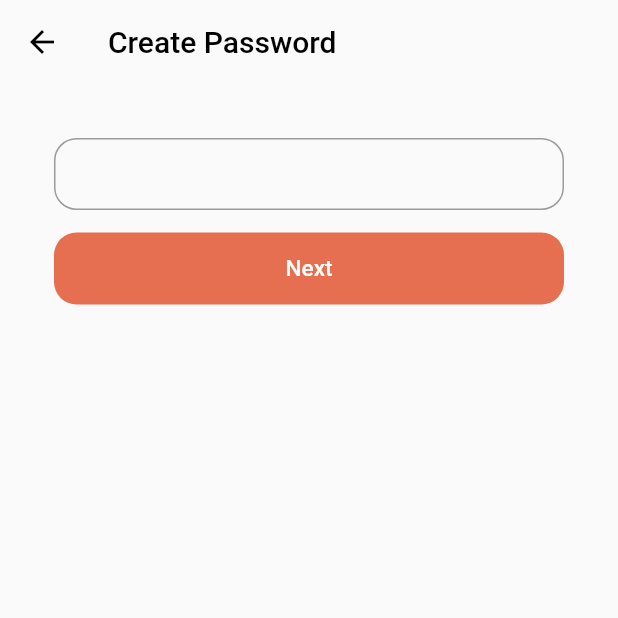
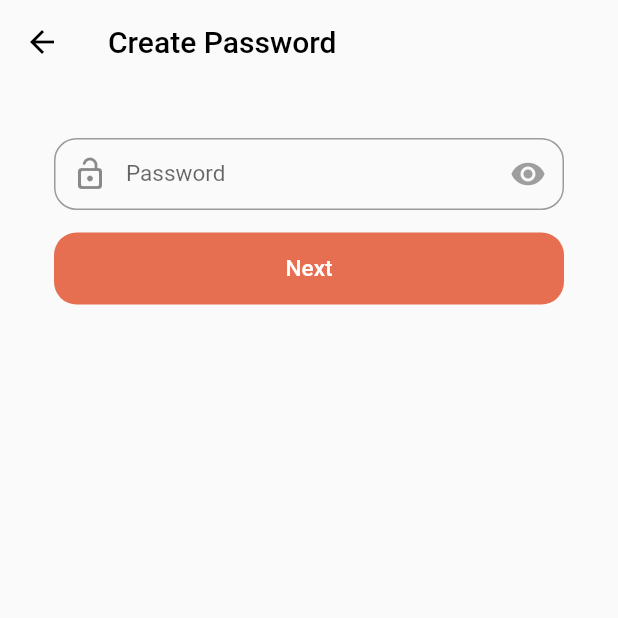
Before and after one commit to jacob-hanbeen-kim/pickome, a Flutter app: the CreateAccount screen opened directly, after a tap on "Next", on a phone screen of 412 x 824 dp, the top half of it. Run offline on Flutter 3.47's test engine with Material 2 defaults, Android fonts, the phone set to English and light mode, and no system bars.

Commit message:
create Password Field that has toggle show/off

```diff
--- a/lib/pages/LoginPage.dart
+++ b/lib/pages/LoginPage.dart
@@ -1,6 +1,6 @@
 import 'package:flutter/material.dart';
 import 'package:my_house/widgets/customWidgets/Login.dart';
-import 'package:my_house/widgets/basicWidgets/InputField.dart';
+import 'package:my_house/widgets/basicWidgets/TextField/InputField.dart';
 import 'package:my_house/widgets/basicWidgets/Button/Button.dart';
 
 class LoginPage extends StatelessWidget {
--- a/lib/pages/Register/CreatePasswordPage.dart
+++ b/lib/pages/Register/CreatePasswordPage.dart
@@ -12,7 +12,14 @@ class CreatePasswordPage extends StatelessWidget {
   Widget build(BuildContext context) {
 
     return CreateAccount(onPressed: (password) {
-      Navigator.push(context, MaterialPageRoute(builder: (context) => RegisterPage(email: email, password: password)));
-    }, title: 'Create Password');
+        Navigator.push(
+          context,
+          MaterialPageRoute(builder: (context) => RegisterPage(email: email, password: password))
+        );
+      },
+      title: 'Create Password',
+      hintText: 'Password',
+      isPassword: true,
+    );
   }
 }
--- a/lib/pages/Register/CreateUserPage.dart
+++ b/lib/pages/Register/CreateUserPage.dart
@@ -8,7 +8,15 @@ class CreateUserPage extends StatelessWidget {
   Widget build(BuildContext context) {
 
     return CreateAccount(onPressed: (email) {
-      Navigator.push(context, MaterialPageRoute(builder: (context) => CreatePasswordPage(email: email)));
-    }, title: 'Create Username');
+        Navigator.push(
+            context,
+            MaterialPageRoute(builder: (context) => CreatePasswordPage(email: email))
+        );
+      },
+      title: 'Create Username',
+      hintText: 'Email',
+      inputType: TextInputType.emailAddress,
+      prefixIcon: Icon(Icons.mail_outline_rounded)
+    );
   }
 }
--- a/lib/widgets/basicWidgets/InputField.dart
+++ b/lib/widgets/basicWidgets/TextField/InputField.dart
@@ -27,6 +27,7 @@ class InputField extends StatelessWidget {
 
     return TextField(
       controller: controller,
+      keyboardType: inputType,
       obscureText: isPassword,
       style: customTextStyle,
       decoration: InputDecoration(
--- /dev/null
+++ b/lib/widgets/basicWidgets/TextField/PasswordField.dart
@@ -0,0 +1,53 @@
+import 'package:flutter/material.dart';
+import 'package:my_house/widgets/constants/DefaultStyleValues.dart';
+
+class PasswordField extends StatefulWidget {
+
+  PasswordField({
+    @required this.controller,
+    this.hintText = 'Password',
+    this.fontSize = DefaultStyleValues.defaultFontSize
+  });
+
+  final TextEditingController controller;
+  final String hintText;
+  final double fontSize;
+
+  bool showPassword = false;
+
+  @override
+  _PasswordFieldState createState() => _PasswordFieldState();
+}
+
+class _PasswordFieldState extends State<PasswordField> {
+  @override
+  Widget build(BuildContext context) {
+    TextStyle customTextStyle = TextStyle(
+      fontSize: widget.fontSize,
+    );
+
+    return TextField(
+      controller: widget.controller,
+      keyboardType: TextInputType.visiblePassword,
+      obscureText: !widget.showPassword,
+      style: customTextStyle,
+      decoration: InputDecoration(
+          labelText: widget.hintText,
+          contentPadding: DefaultStyleValues.Padding,
+          border: OutlineInputBorder(
+              borderRadius: BorderRadius.circular(DefaultStyleValues.CircularBorderRadius)
+          ),
+          prefixIcon: Icon(Icons.lock_open_rounded),
+          suffixIcon: IconButton(
+            icon: Icon(
+              Icons.remove_red_eye,
+              color: widget.showPassword ? Colors.blue : Colors.grey,
+            ),
+            onPressed: () {
+              setState(() => widget.showPassword = !widget.showPassword);
+            },
+          ),
+      ),
+    );
+  }
+}
--- a/lib/widgets/customWidgets/ForgotPassword.dart
+++ b/lib/widgets/customWidgets/ForgotPassword.dart
@@ -1,6 +1,6 @@
 import 'package:flutter/material.dart';
 import 'package:my_house/widgets/basicWidgets/Button/Button.dart';
-import 'package:my_house/widgets/basicWidgets/InputField.dart';
+import 'package:my_house/widgets/basicWidgets/TextField/InputField.dart';
 import 'package:my_house/widgets/basicWidgets/PopUpAlert.dart';
 import 'package:my_house/widgets/constants/ThemeColor.dart';
 
--- a/lib/widgets/customWidgets/Login.dart
+++ b/lib/widgets/customWidgets/Login.dart
@@ -4,8 +4,9 @@ import 'package:my_house/connection/connection.dart';
 
 import 'package:my_house/widgets/basicWidgets/Button/Button.dart';
 import 'package:my_house/widgets/basicWidgets/Button/TextButton.dart';
-import 'package:my_house/widgets/basicWidgets/InputField.dart';
+import 'package:my_house/widgets/basicWidgets/TextField/InputField.dart';
 import 'package:my_house/widgets/basicWidgets/DividerWithText.dart';
+import 'package:my_house/widgets/basicWidgets/TextField/PasswordField.dart';
 
 import 'package:my_house/widgets/constants/ThemeColor.dart';
 
@@ -56,11 +57,8 @@ class _CustomLoginState extends State<CustomLogin> {
       hintText: 'Email',
       prefixIcon: Icon(Icons.mail_outline_rounded),
     );
-    final passwordField = InputField(
+    final passwordField = PasswordField(
       controller: pwController,
-      isPassword: true,
-      hintText: 'Password',
-      prefixIcon: Icon(Icons.lock_open_rounded),
     );
     final logInButton = Button(
         onPressed: () async {
--- a/lib/widgets/customWidgets/Register/CreateAccount.dart
+++ b/lib/widgets/customWidgets/Register/CreateAccount.dart
@@ -1,6 +1,7 @@
 import 'package:flutter/material.dart';
 import 'package:my_house/widgets/basicWidgets/Button/Button.dart';
-import 'package:my_house/widgets/basicWidgets/InputField.dart';
+import 'package:my_house/widgets/basicWidgets/TextField/InputField.dart';
+import 'package:my_house/widgets/basicWidgets/TextField/PasswordField.dart';
 
 class CreateAccount extends StatefulWidget {
 
@@ -8,8 +9,10 @@ class CreateAccount extends StatefulWidget {
     @required this.onPressed,
     @required this.title,
     this.hintText,
-    this.messages,
     this.inputType,
+    this.prefixIcon,
+    this.isPassword = false,
+    this.messages = '',
   });
 
   final Function onPressed;
@@ -17,6 +20,8 @@ class CreateAccount extends StatefulWidget {
   final String hintText;
   final String messages;
   final TextInputType inputType;
+  final bool isPassword;
+  final Icon prefixIcon;
 
   @override
   _CreateAccountState createState() => _CreateAccountState();
@@ -29,12 +34,21 @@ class _CreateAccountState extends State<CreateAccount> {
 
     TextEditingController inputController = TextEditingController();
 
-    final inputField = InputField(
-      controller: inputController,
-      inputType: widget.inputType,
-      hintText: widget.hintText,
-      // prefixIcon: Icon(Icons.mail_outline_rounded),
-    );
+    dynamic inputField;
+
+    if (widget.isPassword) {
+      inputField = PasswordField(
+          controller: inputController
+      );
+    } else {
+      inputField = InputField(
+        controller: inputController,
+        inputType: widget.inputType,
+        hintText: widget.hintText,
+        prefixIcon: widget.prefixIcon,
+        // prefixIcon: Icon(Icons.mail_outline_rounded),
+      );
+    }
 
     final nextButton = Button(
       onPressed: () => widget.onPressed(inputController.text),
@@ -57,6 +71,7 @@ class _CreateAccountState extends State<CreateAccount> {
         body: Padding(
           padding: const EdgeInsets.all(36.0),
           child: Column(
+            crossAxisAlignment: CrossAxisAlignment.start,
             children: [
               inputField,
               SizedBox(height: 15.0),
--- a/lib/widgets/customWidgets/Register/CustomRegister.dart
+++ b/lib/widgets/customWidgets/Register/CustomRegister.dart
@@ -1,7 +1,7 @@
 import 'package:flutter/material.dart';
 import 'package:my_house/widgets/basicWidgets/Button/Button.dart';
 import 'package:my_house/widgets/basicWidgets/Button/TextButton.dart';
-import 'package:my_house/widgets/basicWidgets/InputField.dart';
+import 'package:my_house/widgets/basicWidgets/TextField/InputField.dart';
 
 import 'package:my_house/connection/connection.dart';
 
```
